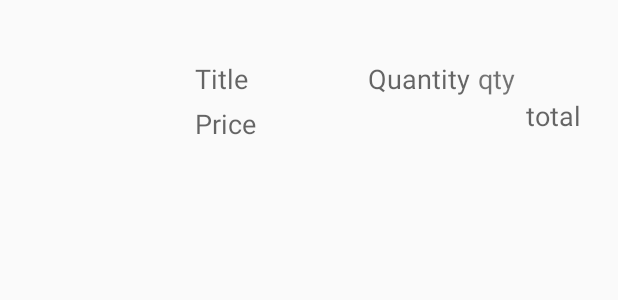
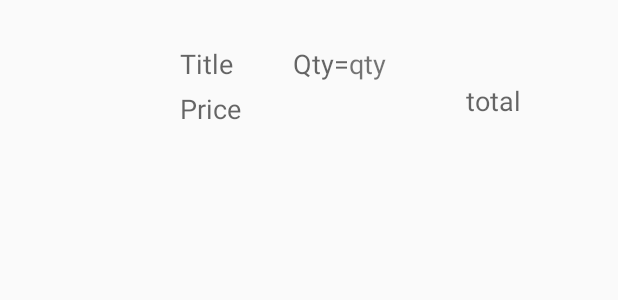
Before and after one commit to heet05/DhobiJunction3, an Android app: the layout order_detail_main.xml on its own in the app's theme, with its tools: preview values and no code run, on a phone screen of 412 x 824 dp. Shown: the top 300 px of the screen. Run offline under Robolectric (Android 15) with nearby library versions, the phone set to English and light mode, and no system bars.

Commit message:
new add thig

```diff
--- a/admin/src/main/java/com/example/admin/Adapter/OrderAdapter.java
+++ b/admin/src/main/java/com/example/admin/Adapter/OrderAdapter.java
@@ -33,7 +33,7 @@ public class OrderAdapter extends FirestoreRecyclerAdapter<orderModel,OrderAdapt
 
     public OrderAdapter(OrderActivity orderActivity, @NonNull FirestoreRecyclerOptions<orderModel> options, OrderActivity activity) {
         super(options);
-        this.context=activity;
+        this.context=orderActivity;
     }
 
     @Override
@@ -51,8 +51,8 @@ public class OrderAdapter extends FirestoreRecyclerAdapter<orderModel,OrderAdapt
         holder.linearLayout.setOnClickListener(new View.OnClickListener() {
             @Override
             public void onClick(View v) {
-                Intent intent = new Intent(context, OrderdetailActivity.class);
-                intent.putExtra("Model", model);
+                Intent intent =new Intent(context,OrderdetailActivity.class);
+                intent.putExtra("Model",model);
                 context.startActivity(intent);
             }
         });
--- a/admin/src/main/java/com/example/admin/Model/checkOutModel.java
+++ b/admin/src/main/java/com/example/admin/Model/checkOutModel.java
@@ -1,6 +1,8 @@
 package com.example.admin.Model;
 
-public class checkOutModel {
+import java.io.Serializable;
+
+public class checkOutModel  implements Serializable {
     String image;
     String price;
     String title;
--- a/admin/src/main/res/layout/order_detail_main.xml
+++ b/admin/src/main/res/layout/order_detail_main.xml
@@ -1,7 +1,7 @@
 <?xml version="1.0" encoding="utf-8"?>
 <androidx.constraintlayout.widget.ConstraintLayout xmlns:android="http://schemas.android.com/apk/res/android"
     android:layout_width="match_parent"
-    android:layout_height="match_parent"
+    android:layout_height="wrap_content"
     xmlns:tools="http://schemas.android.com/tools">
 
     <LinearLayout
@@ -20,7 +20,7 @@
             android:orientation="horizontal">
 
             <RelativeLayout
-                android:padding="10dp"
+
                 android:layout_width="match_parent"
                 android:layout_height="wrap_content">
 
@@ -54,8 +54,8 @@
                     android:id="@+id/quantity"
                     android:textSize="18sp"
                     android:layout_toRightOf="@id/title1"
-                    android:hint="Quantity"
-                    android:layout_marginLeft="80dp"
+                    android:hint="Qty="
+                    android:layout_marginLeft="40dp"
                     android:layout_width="wrap_content"
                     android:layout_height="wrap_content"/>
 
@@ -64,7 +64,7 @@
                     android:textSize="18sp"
                     android:layout_toRightOf="@id/quantity"
                     android:text="qty"
-                    android:layout_marginLeft="5dp"
+
                     android:layout_width="wrap_content"
                     android:layout_height="wrap_content"/>
 
@@ -73,7 +73,7 @@
                     android:hint="total"
                     android:textSize="18sp"
                     android:layout_below="@id/title1"
-                    android:layout_marginLeft="180dp"
+                    android:layout_marginLeft="150dp"
                     android:layout_toRightOf="@id/price"
                     android:layout_width="wrap_content"
                     android:layout_height="wrap_content"/>
```
Also changed, not shown: admin/src/main/java/com/example/admin/Adapter/orderDetaliAdapter.java (+23 -24 lines), admin/src/main/java/com/example/admin/Model/orderModel.java (+3 -4 lines), admin/src/main/java/com/example/admin/activity/OrderdetailActivity.java (+6 -18 lines).
